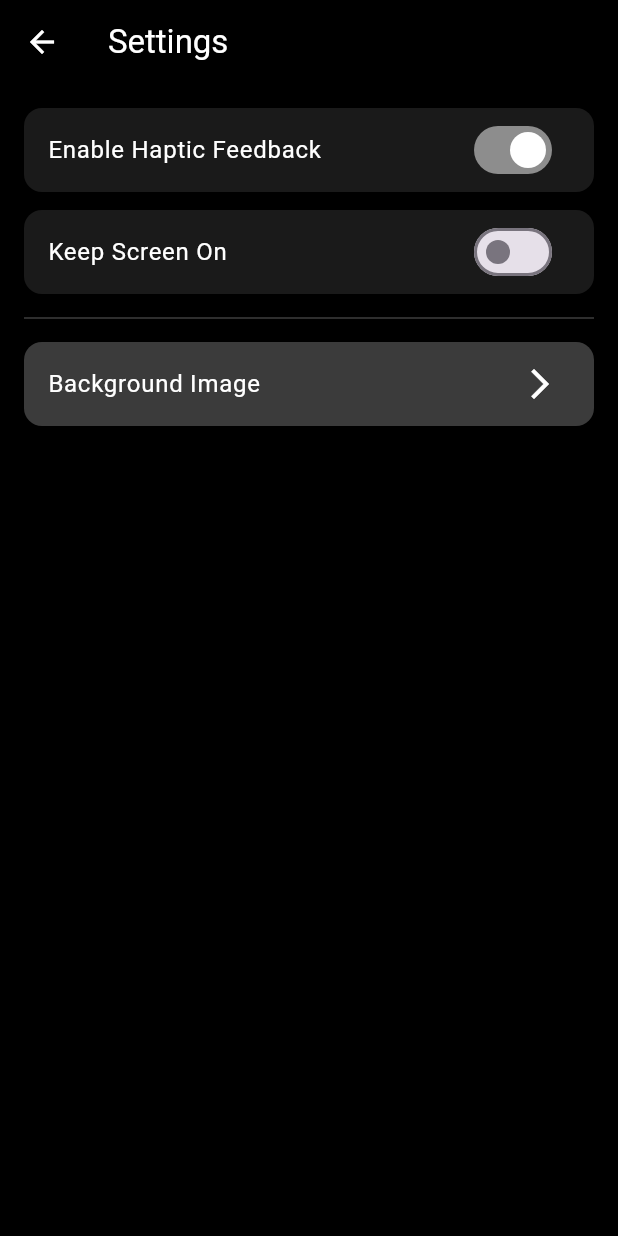
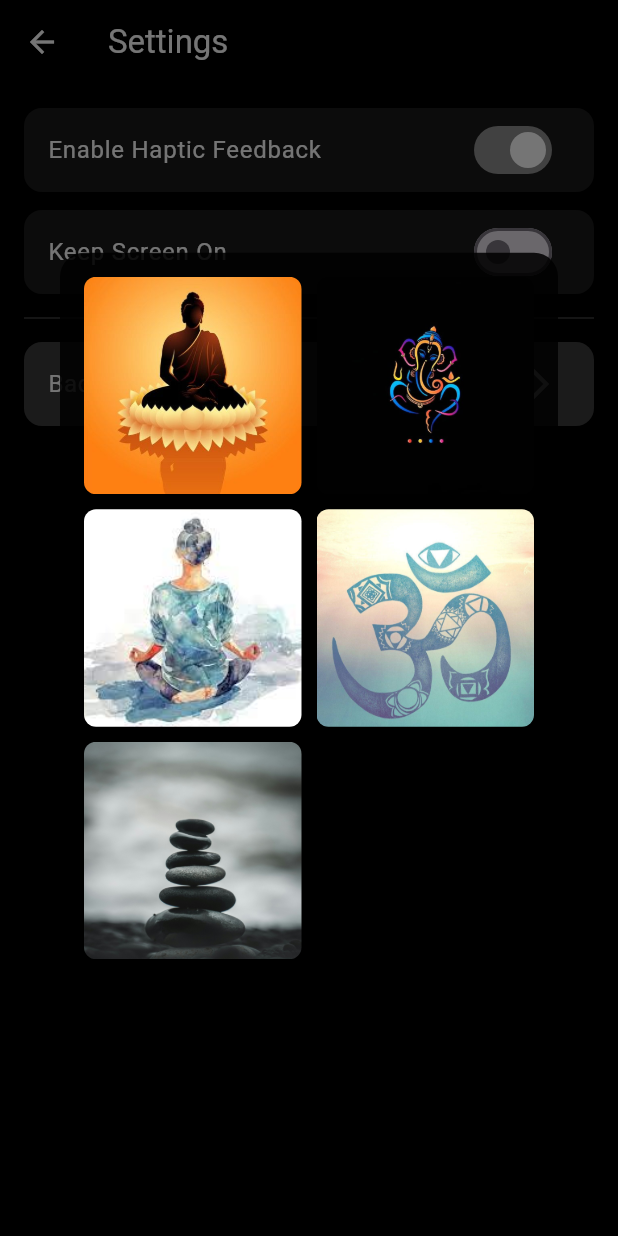
Before and after one commit to ekansh0unofficial/Maala, a Flutter app: the SettingsScreen screen opened directly, after a tap on "Background Image", on a phone screen of 412 x 824 dp. Run offline on Flutter 3.47's test engine with Material 3 defaults, Android fonts, the phone set to English and light mode, and no system bars; our stand-ins replace google_nav_bar, shared_preferences; accounts and stored records are empty.

Commit message:
background images

```diff
--- /dev/null
+++ b/lib/settings_screen/image_picker.dart
@@ -0,0 +1,89 @@
+import 'package:flutter/material.dart';
+import '../services/shared_pref_helper.dart';
+
+class BackgroundPickerDialog extends StatefulWidget {
+  const BackgroundPickerDialog({super.key});
+
+  @override
+  State<BackgroundPickerDialog> createState() => _BackgroundPickerDialogState();
+}
+
+class _BackgroundPickerDialogState extends State<BackgroundPickerDialog> {
+  final List<String> imageAssets = List.generate(
+    5,
+    (index) => 'assets/images/${index + 1}.jpg',
+  );
+
+  String? _previewImage;
+
+  @override
+  Widget build(BuildContext context) {
+    return Dialog(
+      backgroundColor: Colors.black.withAlpha(220),
+      shape: RoundedRectangleBorder(borderRadius: BorderRadius.circular(16)),
+      child: Padding(
+        padding: const EdgeInsets.all(16),
+        child:
+            _previewImage == null
+                ? GridView.builder(
+                  shrinkWrap: true,
+                  gridDelegate: const SliverGridDelegateWithFixedCrossAxisCount(
+                    crossAxisCount: 2,
+                    crossAxisSpacing: 10,
+                    mainAxisSpacing: 10,
+                  ),
+                  itemCount: imageAssets.length,
+                  itemBuilder: (context, index) {
+                    final img = imageAssets[index];
+                    return GestureDetector(
+                      onTap: () => setState(() => _previewImage = img),
+                      child: ClipRRect(
+                        borderRadius: BorderRadius.circular(8),
+                        child: Image.asset(img, fit: BoxFit.cover),
+                      ),
+                    );
+                  },
+                )
+                : Column(
+                  mainAxisSize: MainAxisSize.min,
+                  children: [
+                    ClipRRect(
+                      borderRadius: BorderRadius.circular(12),
+                      child: Image.asset(
+                        _previewImage!,
+                        fit: BoxFit.cover,
+                        height: 200,
+                      ),
+                    ),
+                    const SizedBox(height: 16),
+                    Row(
+                      mainAxisAlignment: MainAxisAlignment.spaceEvenly,
+                      children: [
+                        TextButton(
+                          onPressed: () => setState(() => _previewImage = null),
+                          child: const Text(
+                            'Back',
+                            style: TextStyle(color: Colors.white70),
+                          ),
+                        ),
+                        ElevatedButton(
+                          onPressed: () {
+                            SharedPrefHelper.setBackgroundImage(_previewImage!);
+                            Navigator.pop(context);
+                          },
+                          style: ElevatedButton.styleFrom(
+                            backgroundColor: Colors.white24,
+                          ),
+                          child: const Text(
+                            'Set as Background',
+                            style: TextStyle(color: Colors.white),
+                          ),
+                        ),
+                      ],
+                    ),
+                  ],
+                ),
+      ),
+    );
+  }
+}
--- a/lib/settings_screen/settings_screen.dart
+++ b/lib/settings_screen/settings_screen.dart
@@ -1,6 +1,7 @@
 // lib/screens/settings_screen.dart
 import 'package:flutter/material.dart';
 import 'package:maala_app/services/screen_awake_service.dart';
+import 'package:maala_app/settings_screen/image_picker.dart';
 import '../services/shared_pref_helper.dart';
 
 class SettingsScreen extends StatefulWidget {
@@ -66,7 +67,12 @@ class _SettingsScreenState extends State<SettingsScreen> {
             ),
 
             trailing: const Icon(Icons.arrow_forward_ios, color: Colors.white),
-            onTap: () {},
+            onTap: () {
+              showDialog(
+                context: context,
+                builder: (context) => const BackgroundPickerDialog(),
+              ).then((_) => setState(() {}));
+            },
           ),
         ],
       ),
```
Also changed, not shown: lib/counter_screen/counter_screen.dart (+6 -1 lines), lib/timer_screen/timer_screen.dart (+15 -4 lines), assets/images/1.jpg, assets/images/2.jpg (renamed from assets/images/ganesh.jpg), assets/images/3.jpg (renamed from assets/images/girl.jpg), assets/images/4.jpg (renamed from assets/images/om.jpeg), assets/images/5.jpg (renamed from assets/images/rock.jpeg), assets/images/buddha.jpg (deleted), assets/images/meditate.png (deleted).
